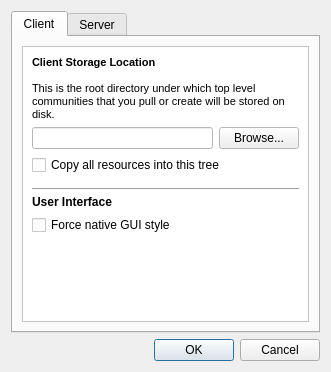
Old version of the form Application/MIDASDesktop/GUI/PreferencesUI.ui in the repository cpatrick/MidasClient.
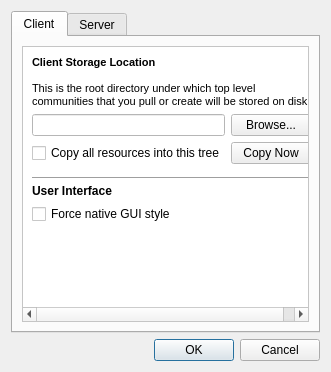
New version of the form. Icons and pictures are not drawn.

Diff of the .ui file:
```diff
--- a/Application/MIDASDesktop/GUI/PreferencesUI.ui
+++ b/Application/MIDASDesktop/GUI/PreferencesUI.ui
@@ -150,6 +150,8 @@
             </layout>
            </item>
            <item>
+            <layout class="QHBoxLayout" name="horizontalLayout_4">
+             <item>
             <widget class="QCheckBox" name="copyResourcesCheckBox">
              <property name="text">
               <string>Copy all resources into this tree</string>
@@ -157,6 +159,15 @@
             </widget>
            </item>
            <item>
+              <widget class="QPushButton" name="copyNowButton">
+               <property name="text">
+                <string>Copy Now</string>
+               </property>
+              </widget>
+             </item>
+            </layout>
+           </item>
+           <item>
             <widget class="QLabel" name="uiLabel">
              <property name="text">
               <string>&lt;hr&gt;&lt;b&gt;User Interface&lt;/b&gt;</string>
```
Left out of the diff: 4 changed lines with no effect on the pictures. Lines whose indentation alone changed are shown as unchanged.
